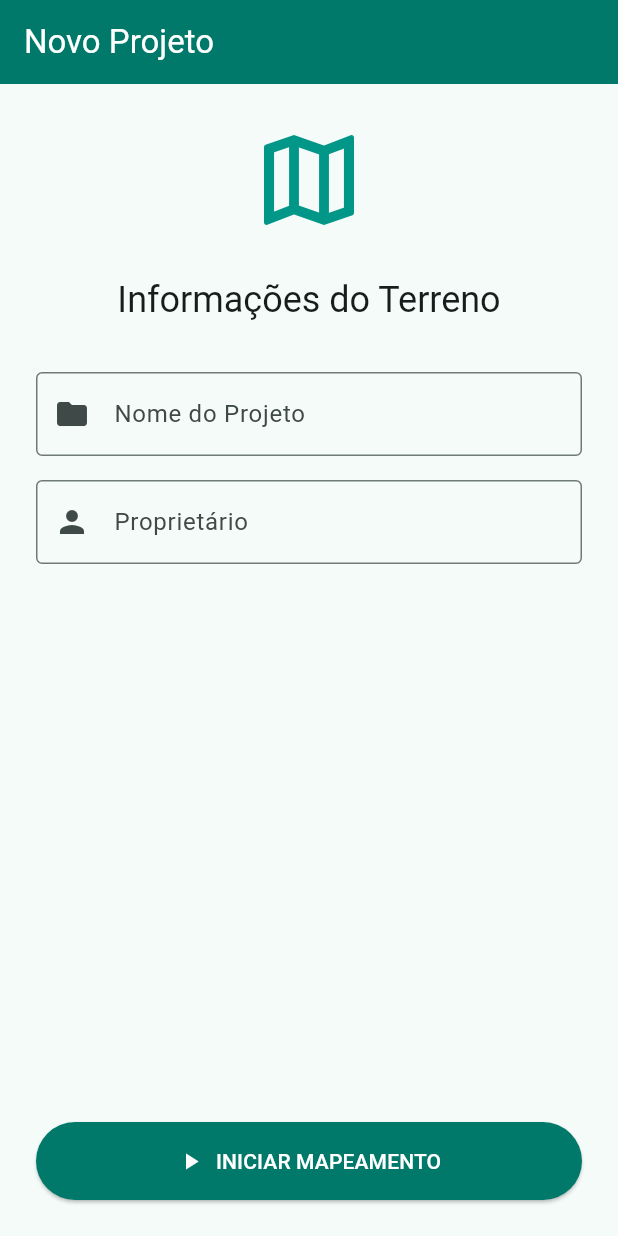
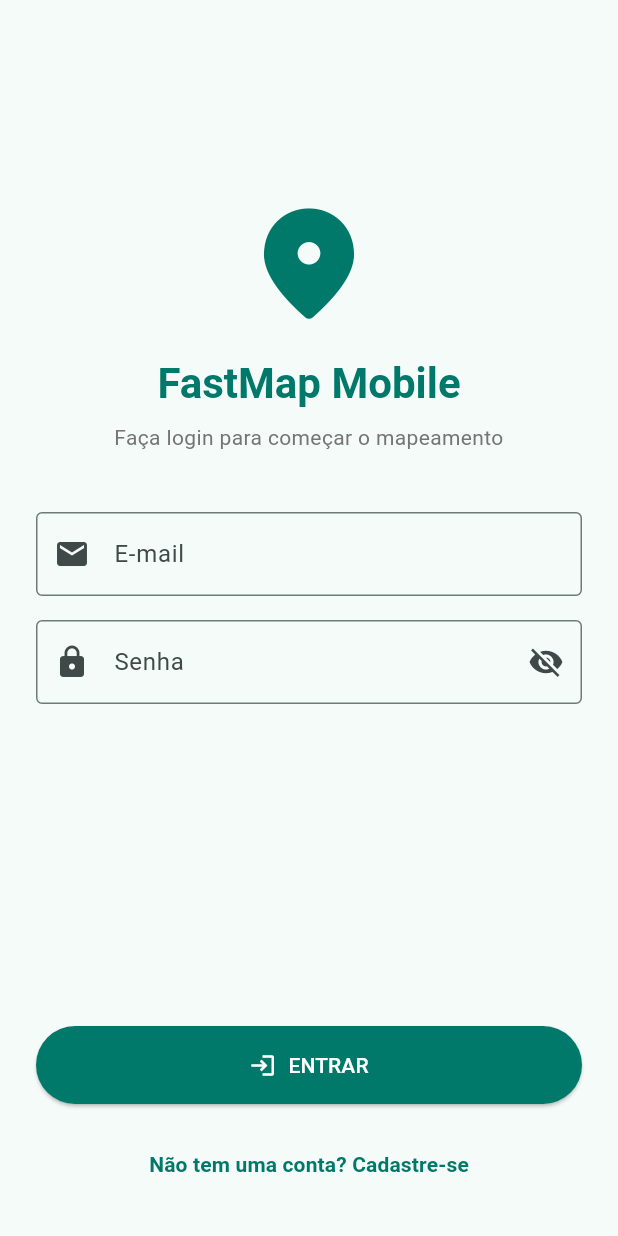
Before and after one commit to EmerSormany/fastmap_mobile, a Flutter app: the screen it shows after launch, on a phone screen of 412 x 824 dp. Run offline on Flutter 3.47's test engine with Material 3 defaults, Android fonts, the phone set to English and light mode, and no system bars; our stand-ins replace flutter_map, geolocator, latlong2.

Commit message:
feat:implementada a tela de login

```diff
--- /dev/null
+++ b/lib/features/form/formulario_login_screen.dart
@@ -0,0 +1,161 @@
+import 'package:flutter/material.dart';
+import 'formulario_terreno_screen.dart'; // Importa a próxima tela
+
+class FormularioLoginScreen extends StatefulWidget {
+  const FormularioLoginScreen({super.key});
+
+  @override
+  State<FormularioLoginScreen> createState() => _FormularioLoginScreenState();
+}
+
+class _FormularioLoginScreenState extends State<FormularioLoginScreen> {
+  final _formKey = GlobalKey<FormState>();
+  String email = '';
+  String senha = '';
+  bool _senhaOculta = true; // Controla se a senha aparece ou fica com bolinhas
+
+  @override
+  Widget build(BuildContext context) {
+    return Scaffold(
+      body: SafeArea(
+        child: Padding(
+          padding: const EdgeInsets.all(24.0),
+          child: Form(
+            key: _formKey,
+            child: Column(
+              crossAxisAlignment: CrossAxisAlignment.stretch,
+              children: [
+                const Spacer(flex: 1),
+
+                // Ícone do app seguindo a cor do projeto
+                Icon(
+                  Icons.location_on_rounded,
+                  size: 90,
+                  color: Theme.of(context).colorScheme.primary,
+                ),
+                const SizedBox(height: 16),
+
+                // Título principal
+                Text(
+                  'FastMap Mobile',
+                  style: Theme.of(context).textTheme.headlineMedium?.copyWith(
+                        fontWeight: FontWeight.bold,
+                        color: Theme.of(context).colorScheme.primary,
+                      ),
+                  textAlign: TextAlign.center,
+                ),
+                const SizedBox(height: 8),
+
+                Text(
+                  'Faça login para começar o mapeamento',
+                  style: Theme.of(context).textTheme.bodyMedium?.copyWith(
+                        color: Colors.grey.shade600,
+                      ),
+                  textAlign: TextAlign.center,
+                ),
+                const SizedBox(height: 40),
+
+                // Campo de E-mail
+                TextFormField(
+                  keyboardType: TextInputType.emailAddress,
+                  decoration: const InputDecoration(
+                    labelText: 'E-mail',
+                    border: OutlineInputBorder(),
+                    prefixIcon: Icon(Icons.email),
+                  ),
+                  validator: (value) {
+                    if (value == null || value.isEmpty) {
+                      return 'Por favor, insira seu e-mail';
+                    }
+                    if (!value.contains('@')) {
+                      return 'Insira um e-mail válido';
+                    }
+                    return null;
+                  },
+                  onSaved: (value) => email = value!,
+                ),
+                const SizedBox(height: 16),
+
+                // Campo de Senha
+                TextFormField(
+                  obscureText: _senhaOculta,
+                  decoration: InputDecoration(
+                    labelText: 'Senha',
+                    border: OutlineInputBorder(),
+                    prefixIcon: const Icon(Icons.lock),
+                    // Botão de "olhinho" para mostrar/esconder a senha
+                    suffixIcon: IconButton(
+                      icon: Icon(
+                        _senhaOculta ? Icons.visibility_off : Icons.visibility,
+                      ),
+                      onPressed: () {
+                        setState(() {
+                          _senhaOculta = !_senhaOculta;
+                        });
+                      },
+                    ),
+                  ),
+                  validator: (value) {
+                    if (value == null || value.isEmpty) {
+                      return 'Por favor, insira sua senha';
+                    }
+                    if (value.length < 6) {
+                      return 'A senha deve ter pelo menos 6 caracteres';
+                    }
+                    return null;
+                  },
+                  onSaved: (value) => senha = value!,
+                ),
+
+                const Spacer(flex: 2),
+
+                // Botão de Entrar
+                ElevatedButton.icon(
+                  icon: const Icon(Icons.login),
+                  label: const Text('ENTRAR'),
+                  style: ElevatedButton.styleFrom(
+                    padding: const EdgeInsets.symmetric(vertical: 16),
+                    backgroundColor: Theme.of(context).colorScheme.primary,
+                    foregroundColor: Colors.white,
+                  ),
+                  onPressed: () {
+                    if (_formKey.currentState!.validate()) {
+                      _formKey.currentState!.save();
+
+                      // Navegação para a tela de Novo Projeto do seu colega
+                      Navigator.pushReplacement(
+                        context,
+                        MaterialPageRoute(
+                          builder: (context) => const FormularioTerrenoScreen(),
+                        ),
+                      );
+                    }
+                  },
+                ),
+                const SizedBox(height: 16),
+
+                // Botão para ir para a tela de Cadastro
+                TextButton(
+                  onPressed: () {
+                    ScaffoldMessenger.of(context).showSnackBar(
+                      const SnackBar(
+                        content: Text('Tela de cadastro em desenvolvimento...'),
+                      ),
+                    );
+                  },
+                  child: Text(
+                    'Não tem uma conta? Cadastre-se',
+                    style: TextStyle(
+                      color: Theme.of(context).colorScheme.primary,
+                      fontWeight: FontWeight.bold,
+                    ),
+                  ),
+                ),
+              ],
+            ),
+          ),
+        ),
+      ),
+    );
+  }
+}
--- a/lib/main.dart
+++ b/lib/main.dart
@@ -1,5 +1,5 @@
 import 'package:flutter/material.dart';
-import 'features/form/formulario_terreno_screen.dart';
+import 'features/form/formulario_login_screen.dart';
 
 void main() {
   runApp(const FastMapApp());
@@ -22,7 +22,7 @@ class FastMapApp extends StatelessWidget {
         useMaterial3: true,
       ),
       // A primeira tela que o app vai abrir
-      home: const FormularioTerrenoScreen(),
+      home: const FormularioLoginScreen(),
     );
   }
 }
```
